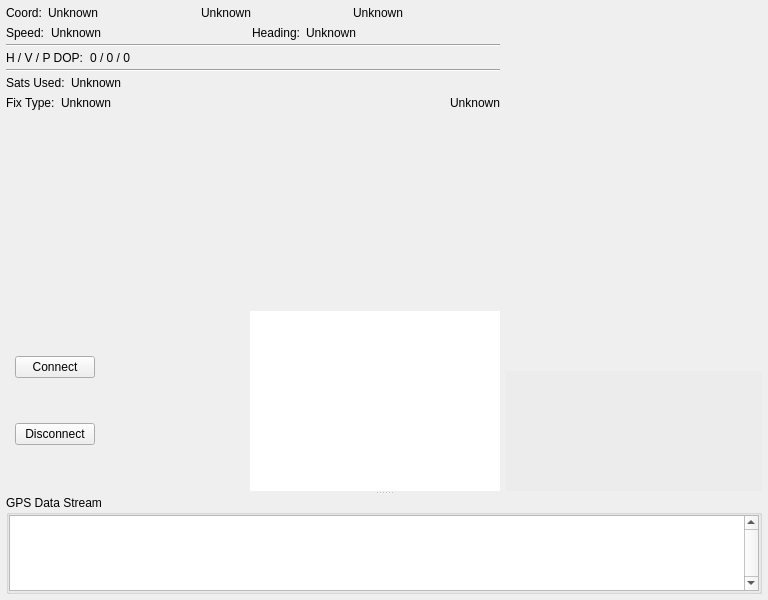
Old version of the form ground/openpilotgcs/src/plugins/gpsdisplay/gpsdisplaywidget.ui in the repository openpilot/OpenPilot.
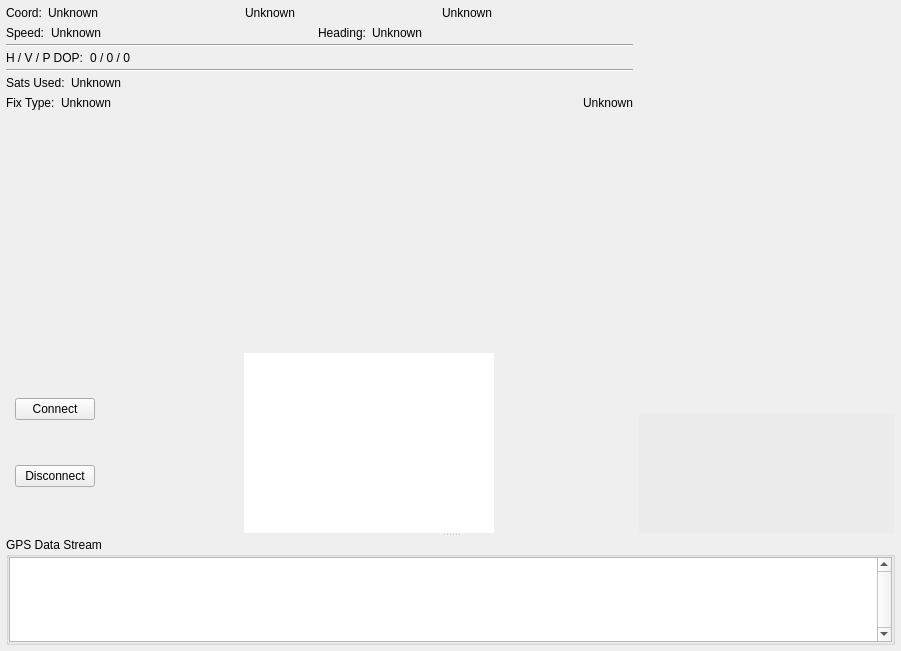
New version of the form. Custom widgets are drawn as their Qt base class.

Commit message: OP-1543 Fix Sbas range - UI changes for resize behavior

```diff
--- a/ground/openpilotgcs/src/plugins/gpsdisplay/gpsdisplaywidget.ui
+++ b/ground/openpilotgcs/src/plugins/gpsdisplay/gpsdisplaywidget.ui
@@ -6,8 +6,8 @@
    <rect>
     <x>0</x>
     <y>0</y>
-    <width>768</width>
-    <height>600</height>
+    <width>901</width>
+    <height>651</height>
    </rect>
   </property>
   <property name="sizePolicy">
@@ -52,7 +52,7 @@
         <widget class="GpsSnrWidget" name="gpsSnrWidget">
          <property name="minimumSize">
           <size>
-           <width>100</width>
+           <width>0</width>
            <height>0</height>
           </size>
          </property>
@@ -133,7 +133,7 @@
           <bool>false</bool>
          </property>
          <property name="frameShape">
-          <enum>QFrame::NoFrame</enum>
+          <enum>QFrame::Panel</enum>
          </property>
          <property name="lineWidth">
           <number>0</number>
@@ -635,7 +635,7 @@
           </spacer>
          </item>
          <item>
-          <layout class="QHBoxLayout" name="horizontalLayout2" stretch="0,0,0,0,0">
+          <layout class="QHBoxLayout" name="horizontalLayout2" stretch="0,0,0,0,0,0">
            <property name="spacing">
             <number>0</number>
            </property>
@@ -694,6 +694,9 @@
              <property name="orientation">
               <enum>Qt::Horizontal</enum>
              </property>
+             <property name="sizeType">
+              <enum>QSizePolicy::Expanding</enum>
+             </property>
              <property name="sizeHint" stdset="0">
               <size>
                <width>0</width>
@@ -745,6 +748,19 @@
              </property>
             </widget>
            </item>
+           <item>
+            <spacer name="horizontalSpacer_14">
+             <property name="orientation">
+              <enum>Qt::Horizontal</enum>
+             </property>
+             <property name="sizeHint" stdset="0">
+              <size>
+               <width>20</width>
+               <height>20</height>
+              </size>
+             </property>
+            </spacer>
+           </item>
           </layout>
          </item>
         </layout>
```
The commit also changes 2 other files.
